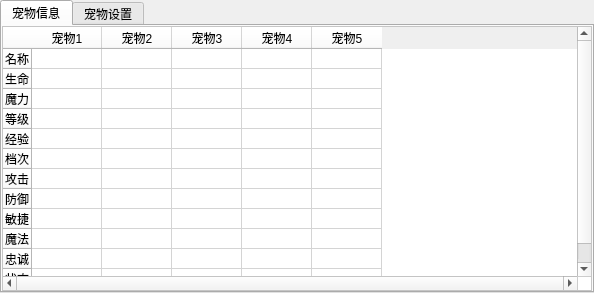
HBACC0005240/MLAssist, file MLAssist/GamePetWgt.ui: the form before one commit.
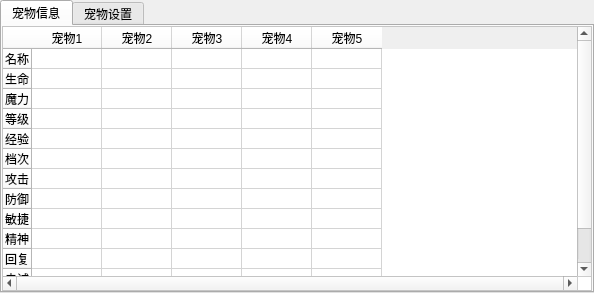
The form after the commit.

Commit message: 1、修复叠加bug 2、增加获取包裹空格index接口 3、增加移动和移动到接口，原有移动改为自动寻路 4、算档支持使魔、小蝙蝠以及牛鬼 5、修复解析json配置条件2错误bug 6、增加点击战斗条目时，上方列表显示当前配置 7、宠物信息栏增加回复显示 8、调整订阅发布内部逻辑 9、MLAssistTool增加在线界面，完善中

Diff of the .ui file:
```diff
--- a/MLAssist/GamePetWgt.ui
+++ b/MLAssist/GamePetWgt.ui
@@ -155,7 +155,12 @@
          </row>
          <row>
           <property name="text">
-           <string>魔法</string>
+           <string>精神</string>
+          </property>
+         </row>
+         <row>
+          <property name="text">
+           <string>回复</string>
           </property>
          </row>
          <row>
```
The commit also changes 31 other files.
